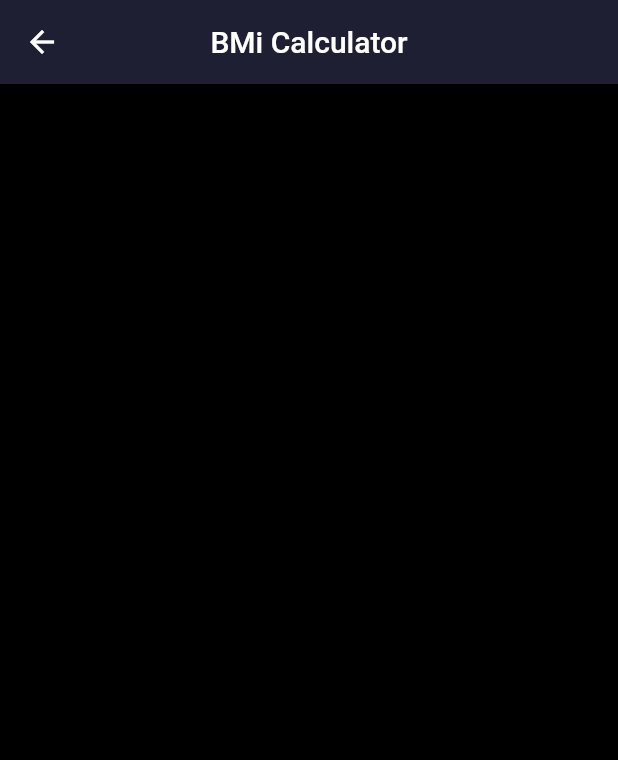
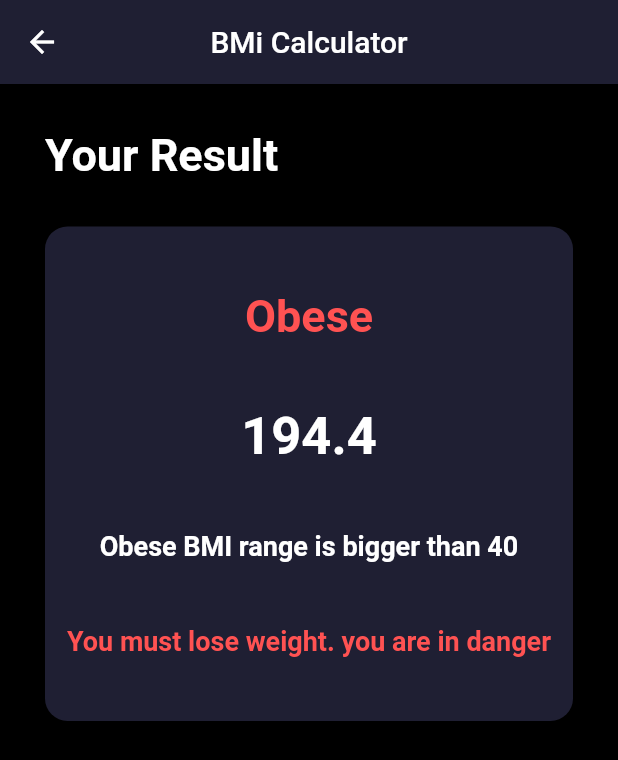
Before and after one commit to Terminatorking/bmi_calculator, a Flutter app: the screen it shows after launch, after a tap on "Calculate Your BMI", on a phone screen of 412 x 824 dp. Shown: the top 760 px of the screen. Run offline on Flutter 3.47's test engine with Material 2 defaults, Android fonts, the phone set to English and light mode, and no system bars.

Commit message:
complete status container

```diff
--- a/lib/pages/home_page.dart
+++ b/lib/pages/home_page.dart
@@ -411,7 +411,10 @@ class _HomePageState extends State<HomePage> {
                       context,
                       MaterialPageRoute(
                         builder: (context) {
-                          return ResultPage(result: result);
+                          return ResultPage(
+                            result: result,
+                            size: size,
+                          );
                         },
                       ),
                     );
--- a/lib/pages/result_page.dart
+++ b/lib/pages/result_page.dart
@@ -5,8 +5,10 @@ class ResultPage extends StatelessWidget {
   const ResultPage({
     super.key,
     required this.result,
+    required this.size,
   });
   final double result;
+  final Size size;
   @override
   Widget build(BuildContext context) {
     return SafeArea(
@@ -20,7 +22,113 @@ class ResultPage extends StatelessWidget {
         body: SingleChildScrollView(
           physics: const BouncingScrollPhysics(),
           child: Column(
-            children: [],
+            crossAxisAlignment: CrossAxisAlignment.start,
+            children: [
+              const Padding(
+                padding: EdgeInsets.fromLTRB(30, 30, 0, 30),
+                child: Text(
+                  "Your Result",
+                  style: TextStyle(
+                    color: Colors.white,
+                    fontSize: 30,
+                    fontWeight: FontWeight.bold,
+                  ),
+                ),
+              ),
+              Container(
+                margin: const EdgeInsets.only(left: 30, right: 30),
+                width: size.width,
+                height: size.height / 2.5,
+                decoration: BoxDecoration(
+                  color: ProjectColors.colorOfContainer,
+                  borderRadius: const BorderRadius.all(
+                    Radius.circular(15),
+                  ),
+                ),
+                child: Column(
+                  mainAxisAlignment: MainAxisAlignment.spaceEvenly,
+                  children: [
+                    Text(
+                      result < 18.5
+                          ? "Underweight"
+                          : (result >= 18.5 && result < 25)
+                              ? "Normal"
+                              : (result >= 25 && result < 40)
+                                  ? "Overweight"
+                                  : result >= 40
+                                      ? "Obese"
+                                      : "",
+                      style: TextStyle(
+                        color: result < 18.5
+                            ? Colors.yellow
+                            : (result >= 18.5 && result < 25)
+                                ? Colors.green
+                                : (result >= 25 && result < 40)
+                                    ? Colors.orange
+                                    : result >= 40
+                                        ? Colors.redAccent
+                                        : Colors.white,
+                        fontWeight: FontWeight.bold,
+                        fontSize: 30,
+                      ),
+                    ),
+                    Text(
+                      result.toStringAsFixed(1),
+                      style: const TextStyle(
+                        fontSize: 35,
+                        fontWeight: FontWeight.bold,
+                        color: Colors.white,
+                      ),
+                    ),
+                    Text(
+                      result < 18.5
+                          ? "Underweight BMI range is lower than 18.5"
+                          : (result >= 18.5 && result < 25)
+                              ? "Normal BMI range is between 18.5 and 25 "
+                              : (result >= 25 && result < 40)
+                                  ? "Overweight BMI range is between 25 and 40"
+                                  : result >= 40
+                                      ? "Obese BMI range is bigger than 40"
+                                      : "",
+                      style: const TextStyle(
+                        fontSize: 18,
+                        fontWeight: FontWeight.bold,
+                        color: Colors.white,
+                      ),
+                    ),
+                    Text(
+                      result < 18.5
+                          ? "you must eat high calorie foods and gain some weight"
+                          : (result >= 18.5 && result < 25)
+                              ? "You have a good body and you don't need to do anything"
+                              : (result >= 25 && result < 40)
+                                  ? "You should eat low calorie foods and do working out"
+                                  : result >= 40
+                                      ? "You must lose weight. you are in danger"
+                                      : "",
+                      style: TextStyle(
+                        color: result < 18.5
+                            ? Colors.yellow
+                            : (result >= 18.5 && result < 25)
+                                ? Colors.green
+                                : (result >= 25 && result < 40)
+                                    ? Colors.orange
+                                    : result >= 40
+                                        ? Colors.redAccent
+                                        : Colors.white,
+                        fontWeight: FontWeight.bold,
+                        fontSize: 18,
+                      ),
+                    )
+                  ],
+                ),
+              ),
+              // Container(
+              //   width: size.width,
+              //   height: 70,
+              //   child: ElevatedButton(child: const),
+              // )
+            ],
           ),
         ),
       ),
```
